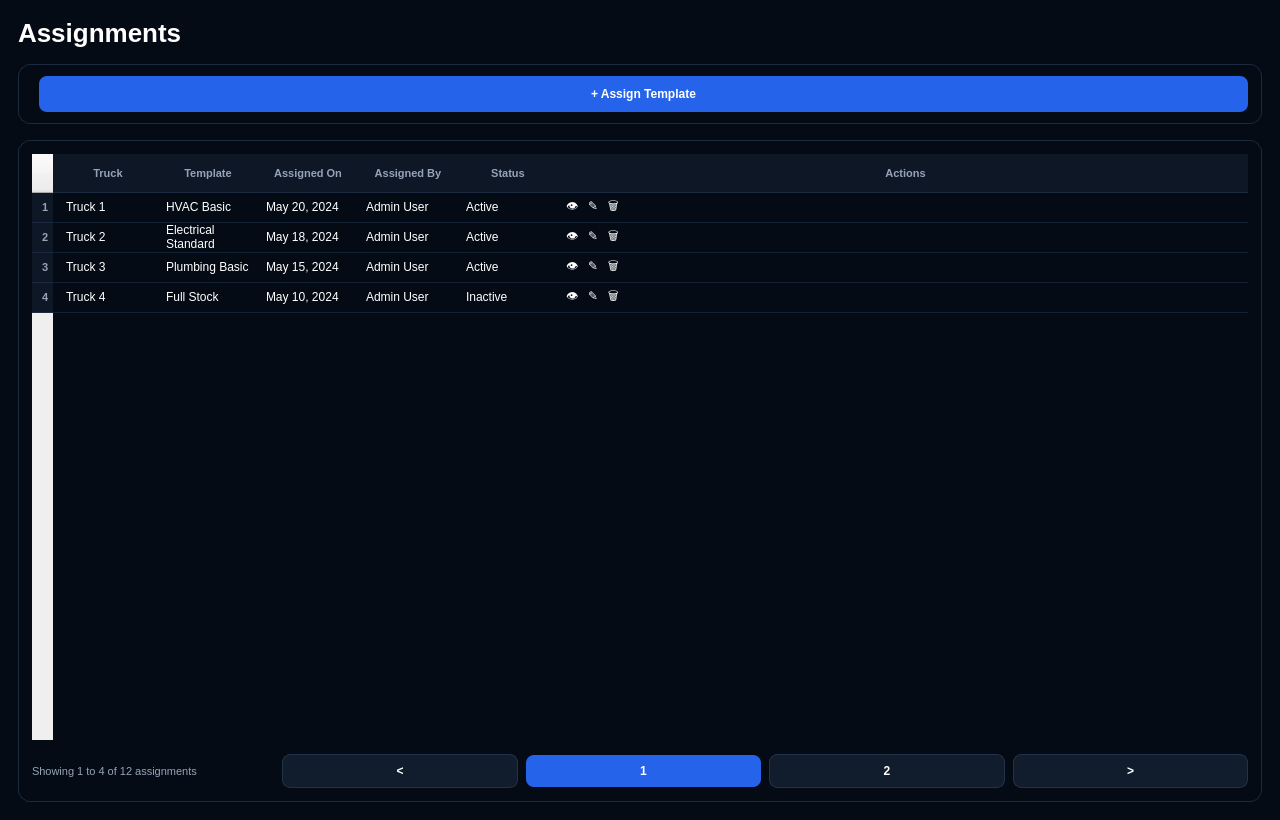
Felipeact/InventoryQtApp, file InventoryQtApp/AssignmentsPage.ui: the form before one commit.
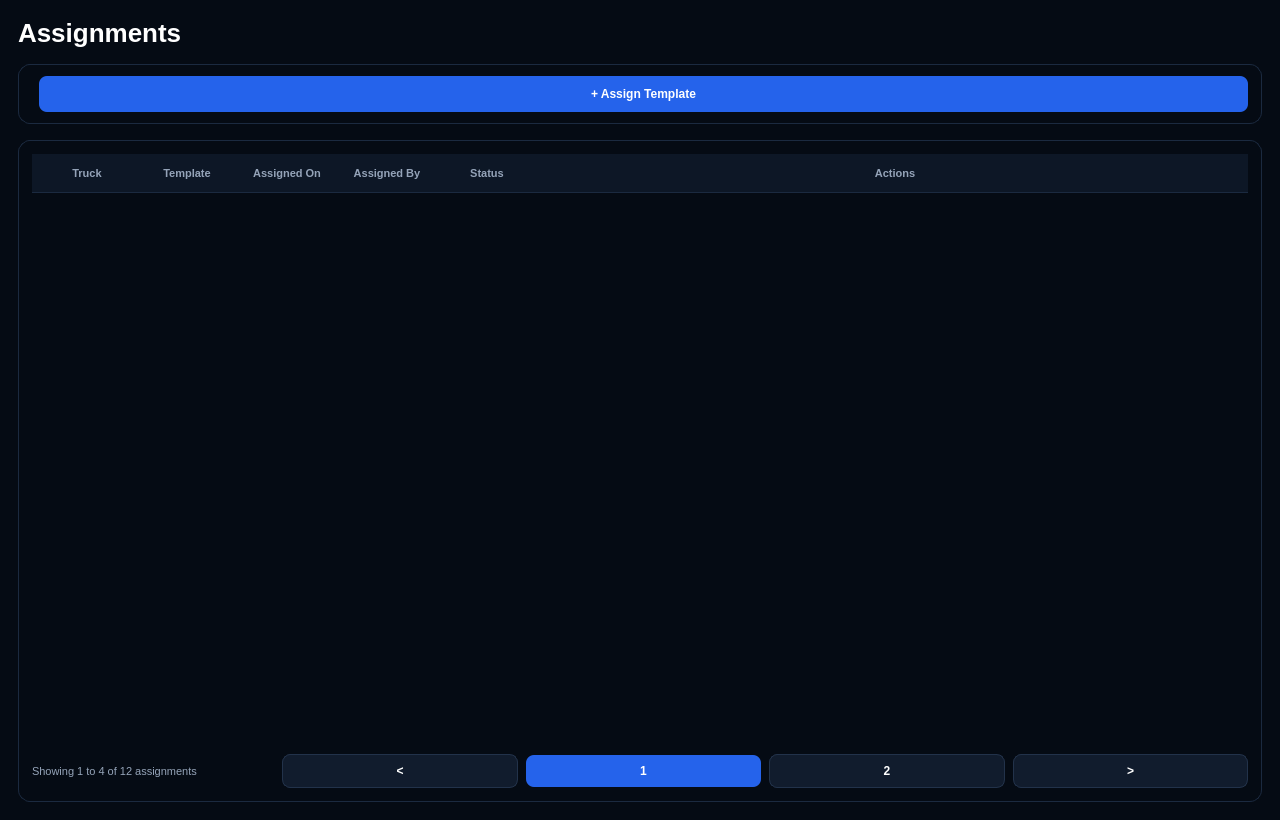
The form after the commit.

```diff
--- a/InventoryQtApp/AssignmentsPage.ui
+++ b/InventoryQtApp/AssignmentsPage.ui
@@ -221,7 +221,7 @@
 									<number>6</number>
 								</property>
 								<property name="rowCount">
-									<number>4</number>
+									<number>0</number>
 								</property>
 								<property name="selectionBehavior">
 									<enum>QAbstractItemView::SelectRows</enum>
@@ -263,130 +263,6 @@
 										<string>Actions</string>
 									</property>
 								</column>
-
-								<item row="0" column="0">
-									<property name="text">
-										<string>Truck 1</string>
-									</property>
-								</item>
-								<item row="0" column="1">
-									<property name="text">
-										<string>HVAC Basic</string>
-									</property>
-								</item>
-								<item row="0" column="2">
-									<property name="text">
-										<string>May 20, 2024</string>
-									</property>
-								</item>
-								<item row="0" column="3">
-									<property name="text">
-										<string>Admin User</string>
-									</property>
-								</item>
-								<item row="0" column="4">
-									<property name="text">
-										<string>Active</string>
-									</property>
-								</item>
-								<item row="0" column="5">
-									<property name="text">
-										<string>👁   ✎   🗑</string>
-									</property>
-								</item>
-
-								<item row="1" column="0">
-									<property name="text">
-										<string>Truck 2</string>
-									</property>
-								</item>
-								<item row="1" column="1">
-									<property name="text">
-										<string>Electrical Standard</string>
-									</property>
-								</item>
-								<item row="1" column="2">
-									<property name="text">
-										<string>May 18, 2024</string>
-									</property>
-								</item>
-								<item row="1" column="3">
-									<property name="text">
-										<string>Admin User</string>
-									</property>
-								</item>
-								<item row="1" column="4">
-									<property name="text">
-										<string>Active</string>
-									</property>
-								</item>
-								<item row="1" column="5">
-									<property name="text">
-										<string>👁   ✎   🗑</string>
-									</property>
-								</item>
-
-								<item row="2" column="0">
-									<property name="text">
-										<string>Truck 3</string>
-									</property>
-								</item>
-								<item row="2" column="1">
-									<property name="text">
-										<string>Plumbing Basic</string>
-									</property>
-								</item>
-								<item row="2" column="2">
-									<property name="text">
-										<string>May 15, 2024</string>
-									</property>
-								</item>
-								<item row="2" column="3">
-									<property name="text">
-										<string>Admin User</string>
-									</property>
-								</item>
-								<item row="2" column="4">
-									<property name="text">
-										<string>Active</string>
-									</property>
-								</item>
-								<item row="2" column="5">
-									<property name="text">
-										<string>👁   ✎   🗑</string>
-									</property>
-								</item>
-
-								<item row="3" column="0">
-									<property name="text">
-										<string>Truck 4</string>
-									</property>
-								</item>
-								<item row="3" column="1">
-									<property name="text">
-										<string>Full Stock</string>
-									</property>
-								</item>
-								<item row="3" column="2">
-									<property name="text">
-										<string>May 10, 2024</string>
-									</property>
-								</item>
-								<item row="3" column="3">
-									<property name="text">
-										<string>Admin User</string>
-									</property>
-								</item>
-								<item row="3" column="4">
-									<property name="text">
-										<string>Inactive</string>
-									</property>
-								</item>
-								<item row="3" column="5">
-									<property name="text">
-										<string>👁   ✎   🗑</string>
-									</property>
-								</item>
 							</widget>
 						</item>
 
```
Left out of the diff: 3 changed lines with no effect on the pictures.
